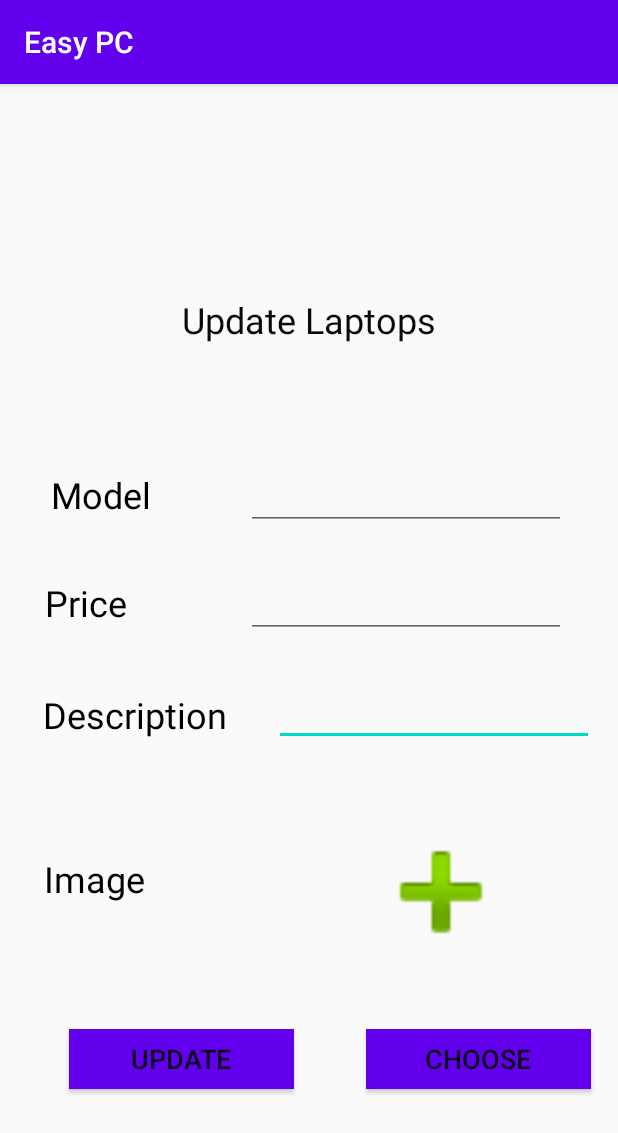
After one commit to Hirushag/EasyPC, an Android app: the update_laptops screen opened directly, with no data from a screen before it, on a phone screen of 412 x 824 dp. The commit adds this screen. Shown: the top 1133 px of the screen. Run offline under Robolectric (Android 15) with nearby library versions, the phone set to English and light mode, and no system bars; our stand-ins replace Firebase (no records; nobody signed in at launch, a user with empty details on screens opened directly); 2 statements that could not run were skipped.

Commit message:
update laptops

```diff
--- a/app/src/main/AndroidManifest.xml
+++ b/app/src/main/AndroidManifest.xml
@@ -9,6 +9,7 @@
         android:roundIcon="@drawable/logo"
         android:supportsRtl="true"
         android:theme="@style/AppTheme">
+        <activity android:name=".update_laptops"></activity>
         <activity android:name=".manage_laptops" />
         <activity android:name=".insertLaptop" />
         <activity android:name=".admin_retrieve_laptop" />
@@ -20,7 +21,6 @@
                 <category android:name="android.intent.category.LAUNCHER" />
             </intent-filter>
         </activity>
-
     </application>
 
 </manifest>
--- a/app/src/main/java/com/example/easypc/MainActivity.java
+++ b/app/src/main/java/com/example/easypc/MainActivity.java
@@ -20,7 +20,7 @@ public class MainActivity extends AppCompatActivity {
         button2.setOnClickListener(new View.OnClickListener() {
             @Override
             public void onClick(View v) {
-                Intent intent = new Intent(MainActivity.this, user_retrieve_laptop.class);
+                Intent intent = new Intent(MainActivity.this, manage_laptops.class);
                 startActivity(intent);
             }
         });
--- a/app/src/main/java/com/example/easypc/MyViewHolder.java
+++ b/app/src/main/java/com/example/easypc/MyViewHolder.java
@@ -2,6 +2,7 @@ package com.example.easypc;
 
 
 import android.view.View;
+import android.widget.Button;
 import android.widget.ImageView;
 import android.widget.TextView;
 
@@ -12,6 +13,7 @@ import androidx.recyclerview.widget.RecyclerView;
 public class MyViewHolder extends RecyclerView.ViewHolder {
     TextView textViewID,getTextViewName,getTextViewName1,getTextViewName2;
     ImageView profilePic;
+    Button update;
     public MyViewHolder(@NonNull View itemView) {
         super(itemView);
         textViewID=itemView.findViewById(R.id.AtextView1ID_formal);
@@ -19,6 +21,7 @@ public class MyViewHolder extends RecyclerView.ViewHolder {
         getTextViewName1=itemView.findViewById(R.id.AtextView2ID_forma3);
         getTextViewName2=itemView.findViewById(R.id.AtextView2ID_forma4);
         profilePic = itemView.findViewById(R.id.Acard_image_formal);
+        update = itemView.findViewById(R.id.update);
 
     }
 }
--- a/app/src/main/java/com/example/easypc/admin_retrieve_laptop.java
+++ b/app/src/main/java/com/example/easypc/admin_retrieve_laptop.java
@@ -1,9 +1,11 @@
 package com.example.easypc;
 
+import android.content.Intent;
 import android.os.Bundle;
 import android.view.LayoutInflater;
 import android.view.View;
 import android.view.ViewGroup;
+import android.widget.Button;
 import android.widget.ImageView;
 
 import androidx.annotation.NonNull;
@@ -17,19 +19,26 @@ import com.google.firebase.database.DatabaseReference;
 import com.google.firebase.database.FirebaseDatabase;
 import com.squareup.picasso.Picasso;
 
+import java.util.ArrayList;
+import java.util.List;
+
 public class admin_retrieve_laptop extends AppCompatActivity {
 
     DatabaseReference ref;
     ImageView text1;
+    Button update,delete;
     private FirebaseRecyclerOptions<laptops> options;
     private FirebaseRecyclerAdapter<laptops, MyViewHolder>adapter;
     private RecyclerView recyclerView;
+    public static List<laptops> laptops,keylist;
 
     @Override
     protected void onCreate(Bundle savedInstanceState) {
         super.onCreate(savedInstanceState);
         setContentView(R.layout.activity_admin_retrieve_laptop);
-        text1 = findViewById(R.id.Acard_image_formal);
+        text1 = findViewById(R.id.formal_user_button);
+        delete =findViewById(R.id.delete);
+        update = findViewById(R.id.update_upload);
         recyclerView = findViewById(R.id.recyclerView);
         recyclerView.setHasFixedSize(true);
         recyclerView.setLayoutManager(new LinearLayoutManager(this));
@@ -39,11 +48,27 @@ public class admin_retrieve_laptop extends AppCompatActivity {
         options = new FirebaseRecyclerOptions.Builder<laptops>().setQuery(ref,laptops.class).build();
         adapter= new FirebaseRecyclerAdapter<laptops, MyViewHolder>(options) {
             @Override
-            protected void onBindViewHolder(@NonNull MyViewHolder holder, int position, @NonNull laptops model) {
+            protected void onBindViewHolder(@NonNull MyViewHolder holder, int position, @NonNull final laptops model) {
                 holder.textViewID.setText(""+model.getBrand());
                 holder.getTextViewName.setText(""+model.getModel());
                 holder.getTextViewName1.setText(""+model.getPrice());
                 holder.getTextViewName2.setText(""+model.getDescription());
+                final String model1 = model.getModel();
+                final String price1= model.getPrice();
+                final String description1= model.getDescription();
+                holder.update.setOnClickListener(new View.OnClickListener() {
+                    @Override
+                    public void onClick(View v) {
+                        laptops = new ArrayList<>();
+                        laptops.add(model);
+
+                        Intent intent = new Intent(admin_retrieve_laptop.this, update_laptops.class);
+                        intent.putExtra("test",model1);
+                        intent.putExtra("test2",price1);
+                        intent.putExtra("test3",description1);
+                        startActivity(intent);
+                    }
+                });
 
                 Picasso.get().load(model.getImage()).into(holder.profilePic);
             }
--- a/app/src/main/java/com/example/easypc/insertLaptop.java
+++ b/app/src/main/java/com/example/easypc/insertLaptop.java
@@ -74,7 +74,7 @@ public class insertLaptop extends AppCompatActivity {
                 laptopMem.setModel(model.getText().toString());
                 laptopMem.setBrand(brand.getText().toString());
                 laptopMem.setDescription(description.getText().toString());
-                reff.child(String.valueOf(maxid+1)).setValue(laptopMem);
+                reff.child(brand.getText().toString()).setValue(laptopMem);
                 Toast.makeText(insertLaptop.this,"laptops added successfully",Toast.LENGTH_LONG).show();
                 Fileupload();
             }
--- /dev/null
+++ b/app/src/main/java/com/example/easypc/update_laptops.java
@@ -0,0 +1,66 @@
+package com.example.easypc;
+
+import androidx.appcompat.app.AppCompatActivity;
+import android.annotation.SuppressLint;
+import android.os.Bundle;
+import android.util.Log;
+import android.view.View;
+import android.widget.Button;
+import android.widget.EditText;
+import android.widget.Toast;
+import com.example.easypc.laptops;
+import com.example.easypc.R;
+import com.example.easypc.admin_retrieve_laptop;
+import com.example.easypc.update_laptops;
+import com.example.easypc.laptops;
+import com.google.firebase.database.DatabaseReference;
+import com.google.firebase.database.FirebaseDatabase;
+
+public class update_laptops extends AppCompatActivity {
+    EditText updatem, updatep,updated;
+    Button upload;
+
+    laptops laptops;
+
+    @SuppressLint("WrongViewCast")
+    @Override
+    protected void onCreate(Bundle savedInstanceState) {
+        super.onCreate(savedInstanceState);
+        setContentView(R.layout.activity_update_laptops);
+
+        updatem = findViewById(R.id.update_model);
+        updatep = findViewById(R.id.update_price);
+        updated = findViewById(R.id.update_desc);
+        upload = findViewById(R.id.update_upload);
+
+        this.laptops = admin_retrieve_laptop.laptops.get(0);
+        admin_retrieve_laptop.laptops.remove(0);
+
+        final String model = getIntent().getStringExtra("test");
+        final String price = getIntent().getStringExtra("test1");
+        final String description = getIntent().getStringExtra("test2");
+        updatem.setHint(model);
+        updatep.setHint(price);
+        updated.setHint(description);
+
+        upload.setOnClickListener(new View.OnClickListener() {
+            @Override
+            public void onClick(View v) {
+                final DatabaseReference databaseReference = FirebaseDatabase.getInstance().getReference("member");
+
+                String model = updatem.getText().toString().trim();
+                laptops.setModel(model);
+                String price = updatep.getText().toString().trim();
+                laptops.setPrice(price);
+                String description = updated.getText().toString().trim();
+                laptops.setDescription(description);
+
+                databaseReference.child(laptops.getBrand()).setValue(laptops);
+                Log.d("auth", "updated");
+
+            }
+        });
+
+
+    }
+}
--- /dev/null
+++ b/app/src/main/res/layout/activity_update_laptops.xml
@@ -0,0 +1,178 @@
+<?xml version="1.0" encoding="utf-8"?>
+<androidx.constraintlayout.widget.ConstraintLayout xmlns:android="http://schemas.android.com/apk/res/android"
+    xmlns:app="http://schemas.android.com/apk/res-auto"
+    xmlns:tools="http://schemas.android.com/tools"
+    android:layout_width="match_parent"
+    android:layout_height="match_parent"
+    tools:context=".update_laptops">
+
+
+    <Button
+        android:id="@+id/update_upload"
+        android:layout_width="150dp"
+        android:layout_height="40dp"
+        android:background="@color/colorPrimary"
+        android:text="UPDATE"
+        android:textSize="18sp"
+        app:layout_constraintBottom_toBottomOf="parent"
+        app:layout_constraintEnd_toEndOf="parent"
+        app:layout_constraintHorizontal_bias="0.176"
+        app:layout_constraintStart_toStartOf="parent"
+        app:layout_constraintTop_toTopOf="parent"
+        app:layout_constraintVertical_bias="0.865" />
+
+    <Button
+        android:id="@+id/formal_submit3"
+        android:layout_width="150dp"
+        android:layout_height="40dp"
+        android:background="@color/colorPrimary"
+        android:text="choose"
+        android:textSize="18sp"
+        app:layout_constraintBottom_toBottomOf="parent"
+        app:layout_constraintEnd_toEndOf="parent"
+        app:layout_constraintHorizontal_bias="0.931"
+        app:layout_constraintStart_toStartOf="parent"
+        app:layout_constraintTop_toTopOf="parent"
+        app:layout_constraintVertical_bias="0.865" />
+
+    <TextView
+        android:id="@+id/textView8"
+        android:layout_width="wrap_content"
+        android:layout_height="wrap_content"
+        android:padding="5dp"
+        android:paddingLeft="15dp"
+        android:paddingTop="5dp"
+        android:paddingRight="15dp"
+        android:text="Image"
+        android:textColor="#000000"
+        android:textSize="24sp"
+        app:layout_constraintBottom_toBottomOf="parent"
+        app:layout_constraintEnd_toEndOf="parent"
+        app:layout_constraintHorizontal_bias="0.071"
+        app:layout_constraintStart_toStartOf="parent"
+        app:layout_constraintTop_toTopOf="parent"
+        app:layout_constraintVertical_bias="0.701" />
+
+    <TextView
+        android:id="@+id/textView13"
+        android:layout_width="wrap_content"
+        android:layout_height="wrap_content"
+        android:padding="5dp"
+        android:paddingLeft="15dp"
+        android:paddingTop="5dp"
+        android:paddingRight="15dp"
+        android:text="Price"
+        android:textColor="#000000"
+        android:textSize="24sp"
+        app:layout_constraintBottom_toBottomOf="parent"
+        app:layout_constraintEnd_toEndOf="parent"
+        app:layout_constraintHorizontal_bias="0.071"
+        app:layout_constraintStart_toStartOf="parent"
+        app:layout_constraintTop_toTopOf="parent"
+        app:layout_constraintVertical_bias="0.447" />
+
+    <EditText
+        android:id="@+id/update_desc"
+        android:layout_width="wrap_content"
+        android:layout_height="wrap_content"
+        android:ems="10"
+        android:inputType="textPersonName"
+        app:layout_constraintBottom_toBottomOf="parent"
+        app:layout_constraintEnd_toEndOf="parent"
+        app:layout_constraintHorizontal_bias="0.92"
+        app:layout_constraintStart_toStartOf="parent"
+        app:layout_constraintTop_toTopOf="parent"
+        app:layout_constraintVertical_bias="0.548" />
+
+    <EditText
+        android:id="@+id/update_price"
+        android:layout_width="wrap_content"
+        android:layout_height="wrap_content"
+        android:ems="10"
+        android:inputType="textPersonName"
+        app:layout_constraintBottom_toBottomOf="parent"
+        app:layout_constraintEnd_toEndOf="parent"
+        app:layout_constraintHorizontal_bias="0.825"
+        app:layout_constraintStart_toStartOf="parent"
+        app:layout_constraintTop_toTopOf="parent"
+        app:layout_constraintVertical_bias="0.448" />
+
+    <TextView
+        android:id="@+id/textView26"
+        android:layout_width="wrap_content"
+        android:layout_height="wrap_content"
+        android:paddingLeft="20dp"
+        android:paddingTop="20dp"
+        android:paddingRight="20dp"
+        android:paddingBottom="20dp"
+        android:text="Update Laptops"
+        android:textColor="#090909"
+        android:textSize="24sp"
+        app:layout_constraintBottom_toBottomOf="parent"
+        app:layout_constraintEnd_toEndOf="parent"
+        app:layout_constraintStart_toStartOf="parent"
+        app:layout_constraintTop_toTopOf="parent"
+        app:layout_constraintVertical_bias="0.174" />
+
+    <TextView
+        android:id="@+id/textView27"
+        android:layout_width="wrap_content"
+        android:layout_height="wrap_content"
+        android:padding="5dp"
+        android:paddingLeft="15dp"
+        android:paddingTop="5dp"
+        android:paddingRight="15dp"
+        android:text="Model"
+        android:textColor="#000000"
+        android:textSize="24sp"
+        app:layout_constraintBottom_toBottomOf="parent"
+        app:layout_constraintEnd_toEndOf="parent"
+        app:layout_constraintHorizontal_bias="0.085"
+        app:layout_constraintStart_toStartOf="parent"
+        app:layout_constraintTop_toTopOf="parent"
+        app:layout_constraintVertical_bias="0.348" />
+
+    <TextView
+        android:id="@+id/textView21"
+        android:layout_width="wrap_content"
+        android:layout_height="wrap_content"
+        android:padding="5dp"
+        android:paddingLeft="15dp"
+        android:paddingTop="5dp"
+        android:paddingRight="15dp"
+        android:text="Description"
+        android:textColor="#000000"
+        android:textSize="24sp"
+        app:layout_constraintBottom_toBottomOf="parent"
+        app:layout_constraintEnd_toEndOf="parent"
+        app:layout_constraintHorizontal_bias="0.083"
+        app:layout_constraintStart_toStartOf="parent"
+        app:layout_constraintTop_toTopOf="parent"
+        app:layout_constraintVertical_bias="0.55" />
+
+    <EditText
+        android:id="@+id/update_model"
+        android:layout_width="wrap_content"
+        android:layout_height="wrap_content"
+        android:ems="10"
+        android:inputType="textPersonName"
+        app:layout_constraintBottom_toBottomOf="parent"
+        app:layout_constraintEnd_toEndOf="parent"
+        app:layout_constraintHorizontal_bias="0.825"
+        app:layout_constraintStart_toStartOf="parent"
+        app:layout_constraintTop_toTopOf="parent"
+        app:layout_constraintVertical_bias="0.349" />
+
+    <ImageView
+        android:id="@+id/formal_addimg2"
+        android:layout_width="100dp"
+        android:layout_height="100dp"
+        app:layout_constraintBottom_toBottomOf="parent"
+        app:layout_constraintEnd_toEndOf="parent"
+        app:layout_constraintHorizontal_bias="0.781"
+        app:layout_constraintStart_toStartOf="parent"
+        app:layout_constraintTop_toTopOf="parent"
+        app:layout_constraintVertical_bias="0.732"
+        app:srcCompat="@android:drawable/ic_input_add" />
+
+</androidx.constraintlayout.widget.ConstraintLayout>
--- a/app/src/main/res/layout/laptop_layout_ud.xml
+++ b/app/src/main/res/layout/laptop_layout_ud.xml
@@ -98,7 +98,7 @@
             tools:srcCompat="@tools:sample/avatars" />
 
         <Button
-            android:id="@+id/add_cart"
+            android:id="@+id/update"
             android:layout_width="100dp"
             android:layout_height="30dp"
             android:background="@color/design_default_color_secondary_variant"
@@ -113,7 +113,7 @@
             app:layout_constraintVertical_bias="1.0" />
 
         <Button
-            android:id="@+id/add_cart2"
+            android:id="@+id/delete"
             android:layout_width="100dp"
             android:layout_height="30dp"
             android:background="@color/design_default_color_error"
```
